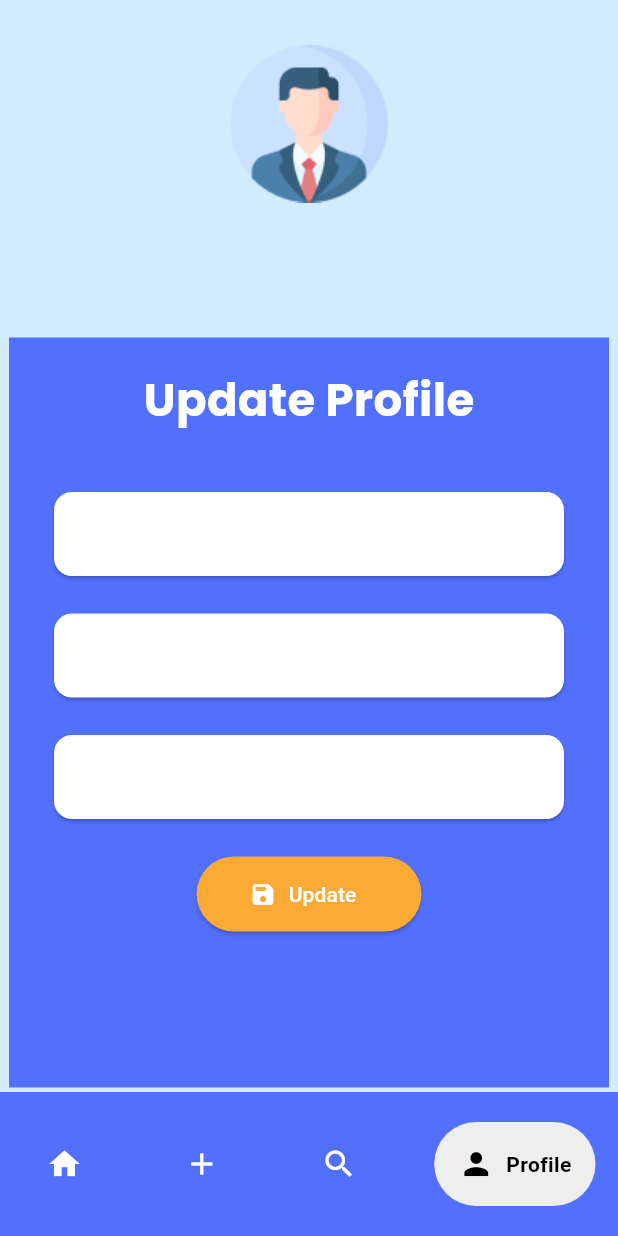
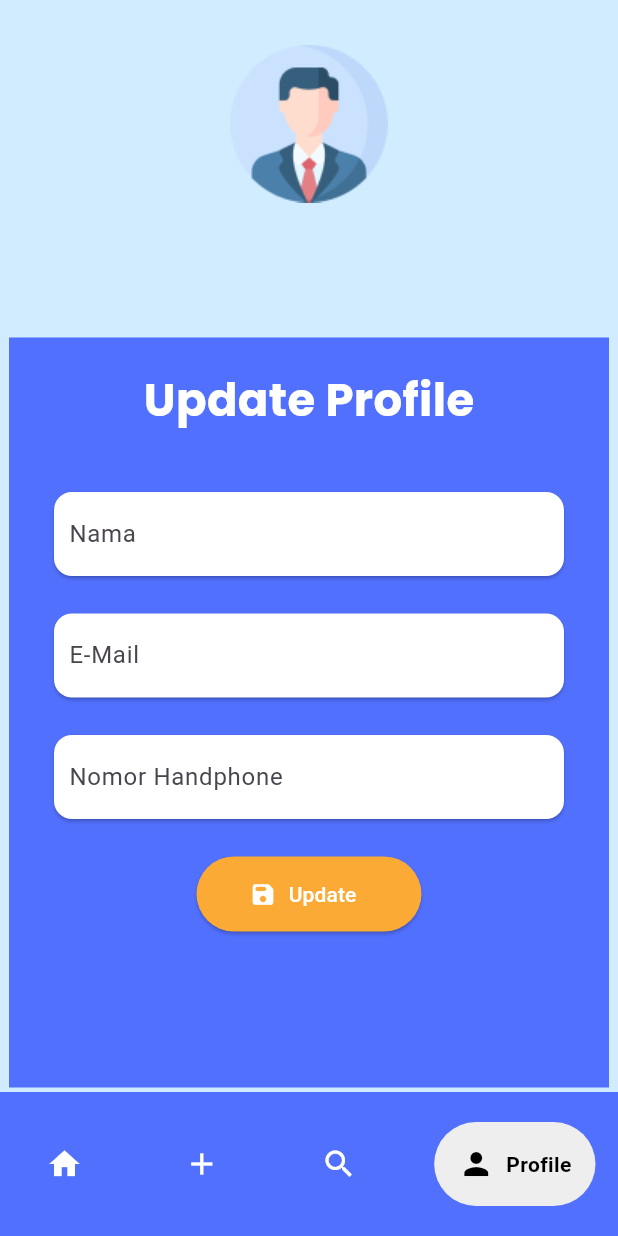
Before and after one commit to ToebagusFarhan/YASI-APP, a Flutter app: the UpdateProfile screen opened by its route, on a phone screen of 412 x 824 dp. Run offline on Flutter 3.47's test engine with Material 3 defaults, Android fonts, the light colour scheme and no system bars; drawn by our look-alikes of google_nav_bar.

Commit message:
Co-authored-by: Adelia saputri <Adeliasaputriiii@users.noreply.github.com>

```diff
--- a/lib/controllers/userController.dart
+++ b/lib/controllers/userController.dart
@@ -2,7 +2,9 @@ import 'dart:convert';
 // import 'package:flutter/material.dart';
 import 'package:flutter/material.dart';
 import 'package:http/http.dart' as http;
+import 'package:provider/provider.dart';
 import 'package:yasi_app/controllers/function.dart';
+import 'package:yasi_app/controllers/userProvider.dart';
 import 'package:yasi_app/models/user.dart';
 
 Future<User> getUserByName(String user) async {
@@ -105,6 +107,8 @@ Future<void> updateUser(
 
     if (response.statusCode == 200) {
       print('User updated.');
+      // ignore: use_build_context_synchronously
+      Provider.of<UserProvider>(context, listen: false).setProfile(fullname, email, phone);
     } else {
       throw Exception('Failed to update user. ${response.body}');
     }
--- a/lib/controllers/userProvider.dart
+++ b/lib/controllers/userProvider.dart
@@ -28,4 +28,11 @@ class UserProvider with ChangeNotifier {
     _user = user;
     notifyListeners();
   }
+
+  void setProfile(String fullname, String email, String phone) {
+    _user.fullname = fullname;
+    _user.email = email;
+    _user.phone = phone;
+    notifyListeners();
+  }
 }
--- a/lib/models/user.dart
+++ b/lib/models/user.dart
@@ -3,9 +3,9 @@ class User {
   final int id;
   final String username;
   final String password;
-  final String email;
-  final String fullname;
-  final String phone;
+  String email;
+  String fullname;
+  String phone;
   final String updated_at;
   final String created_at;
 
--- a/lib/views/UpdateProfilePage.dart
+++ b/lib/views/UpdateProfilePage.dart
@@ -1,11 +1,12 @@
 import 'package:flutter/material.dart';
 import 'package:provider/provider.dart';
 import 'package:yasi_app/components/InputField.dart';
-import 'package:yasi_app/controllers/dataController.dart';
+//import 'package:yasi_app/controllers/dataController.dart';
 import 'package:yasi_app/controllers/userController.dart';
 import 'package:yasi_app/controllers/userProvider.dart';
 import 'package:yasi_app/models/user.dart';
 import 'package:yasi_app/testing/GnavTest.dart';
+//import 'package:yasi_app/views/LoginPage.dart';
 import 'package:yasi_app/views/SignalInfoPage.dart';
 import 'package:yasi_app/views/addDatas.dart';
 import 'package:yasi_app/views/homePage.dart';
@@ -34,7 +35,7 @@ class _UpdateProfileState extends State<UpdateProfile> {
 
   @override
   Widget build(BuildContext context) {
-    String username = Provider.of<UserProvider>(context).username;
+    //String username = Provider.of<UserProvider>(context).username;
     User user = Provider.of<UserProvider>(context).user;
     return SafeArea(
       child: Scaffold(
@@ -52,7 +53,7 @@ class _UpdateProfileState extends State<UpdateProfile> {
               ),
               const SizedBox(height: 20),
               Text(
-                username.toUpperCase(),
+                user.fullname.toUpperCase(),
                 style: const TextStyle(fontFamily: 'Poppins'),
               ),
               Text(
@@ -83,16 +84,17 @@ class _UpdateProfileState extends State<UpdateProfile> {
                   const SizedBox(height: 20),
                   InputField(
                       controller: NamaController,
-                      labelText: user.fullname,
-                      hintText: 'masukan nama'),
+                      labelText: 'Nama',
+                      hintText: user.fullname),
                   InputField(
-                      controller: EmailController,
-                      labelText: user.email,
-                      hintText: 'masukan email'),
+                    controller: EmailController,
+                    labelText: 'E-Mail',
+                    hintText: user.email,
+                  ),
                   InputField(
                       controller: NohpController,
-                      labelText: user.phone.toString(),
-                      hintText: 'masukan no.hp'),
+                      labelText: 'Nomor Handphone',
+                      hintText: user.phone.toString()),
                   const SizedBox(height: 20),
                   ElevatedButton.icon(
                     style: ElevatedButton.styleFrom(
```
Also changed, not shown: pubspec.lock, 1 other file.
